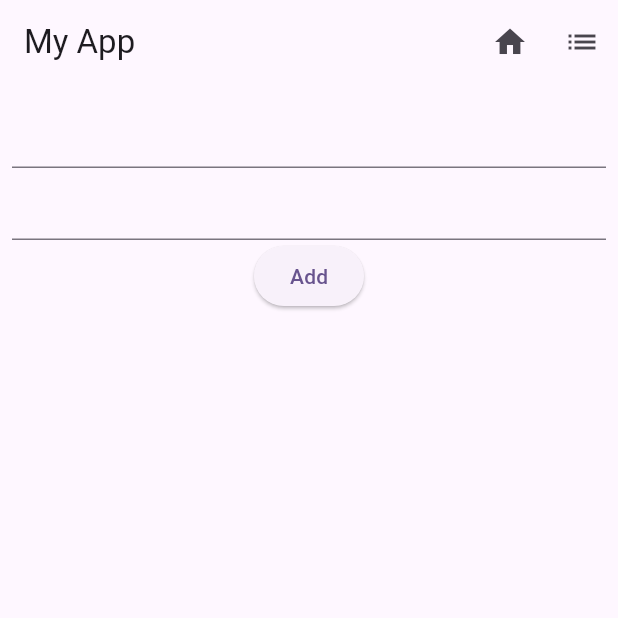
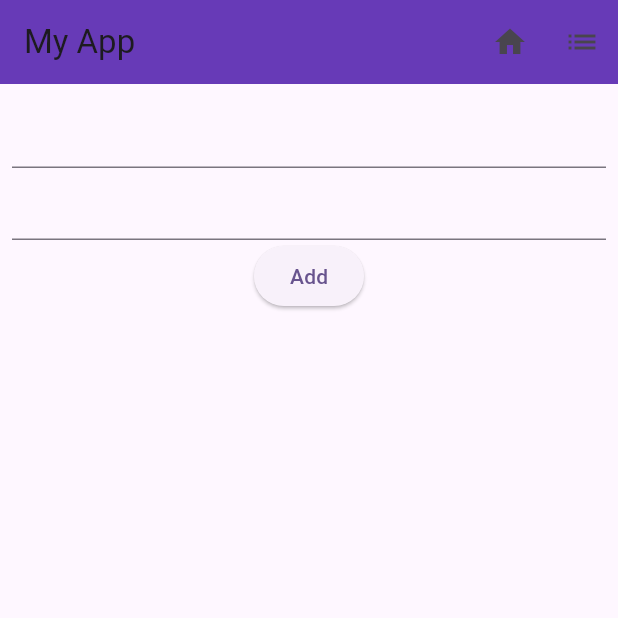
Before and after one commit to kei-kusanagi/hive_contact_list, a Flutter app: the screen it shows after launch, on a phone screen of 412 x 824 dp, the top half of it. Run offline on Flutter 3.47's test engine with Material 2 defaults, Android fonts, the phone set to English and light mode, and no system bars; our stand-ins replace hive_flutter; accounts and stored records are empty.

Commit message:
add color_theme constants

```diff
--- a/lib/main.dart
+++ b/lib/main.dart
@@ -10,17 +10,22 @@ Future<void> main() async {
 }
 
 class MyApp extends StatelessWidget {
-  const MyApp({super.key});
+  const MyApp({Key? key}) : super(key: key);
 
-  // This widget is the root of your application.
   @override
   Widget build(BuildContext context) {
+    var myPrimaryColor = Colors.deepPurple;
     return MaterialApp(
       debugShowCheckedModeBanner: false,
-      title: 'Flutter Demo',
-      theme: ThemeData(
-        colorScheme: ColorScheme.fromSeed(seedColor: Colors.deepPurple),
+      theme: ThemeData.from(
+        colorScheme: ColorScheme.fromSeed(
+          seedColor: myPrimaryColor,
+        ),
         useMaterial3: true,
+      ).copyWith(
+        appBarTheme: AppBarTheme(
+          backgroundColor: myPrimaryColor,
+        ),
       ),
       home: const MyHomePage(),
     );
--- a/lib/screens/home_page.dart
+++ b/lib/screens/home_page.dart
@@ -3,7 +3,7 @@ import 'package:hive_todolist_yt/screens/todo_page.dart';
 import 'package:hive_todolist_yt/screens/list_page.dart';
 
 class MyHomePage extends StatefulWidget {
-  const MyHomePage({super.key});
+  const MyHomePage({Key? key}) : super(key: key);
 
   @override
   State<MyHomePage> createState() => _MyHomePageState();
@@ -19,14 +19,7 @@ class _MyHomePageState extends State<MyHomePage> {
 
   @override
   Widget build(BuildContext context) {
-    return MaterialApp(
-      debugShowCheckedModeBanner: false,
-      title: 'Flutter Demo',
-      theme: ThemeData(
-        colorScheme: ColorScheme.fromSeed(seedColor: Colors.deepPurple),
-        useMaterial3: true,
-      ),
-      home: Scaffold(
+    return Scaffold(
       appBar: AppBar(
         title: const Text('My App'),
         actions: [
@@ -49,7 +42,6 @@ class _MyHomePageState extends State<MyHomePage> {
         ],
       ),
       body: _pages[_selectedIndex],
-      ),
     );
   }
 }
```
Also changed, not shown: lib/theme/theme_constants.dart (added, +49 -0 lines), lib/theme/theme_manager.dart (added, +13 -0 lines). Lines whose indentation alone changed are shown as unchanged.
